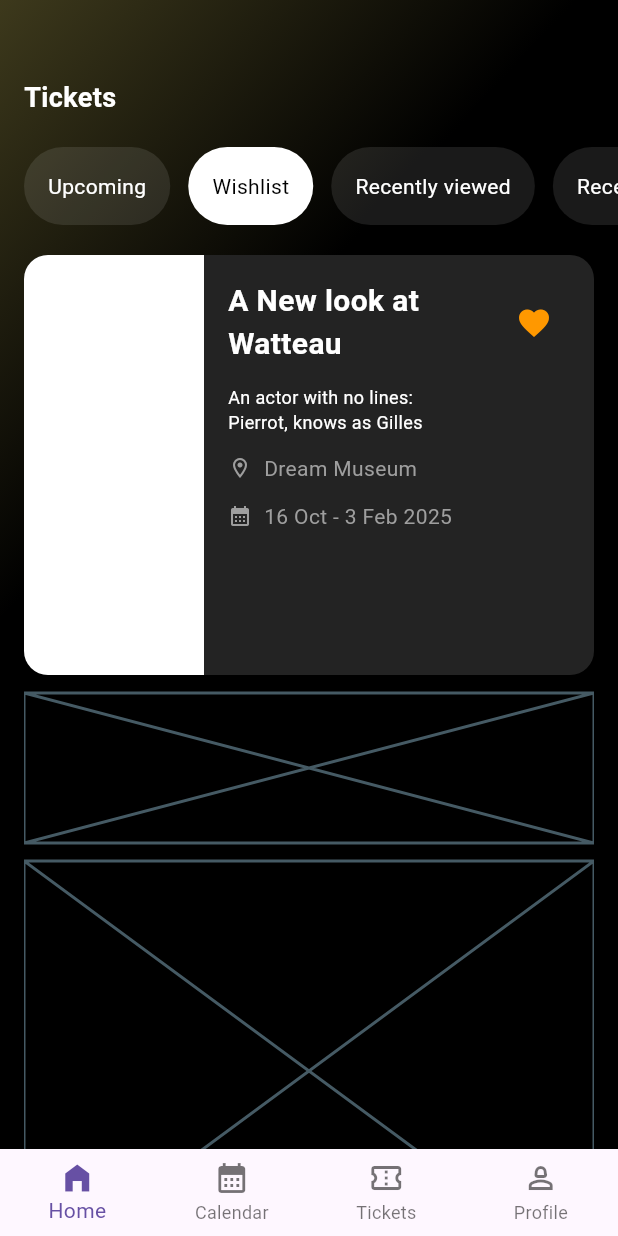
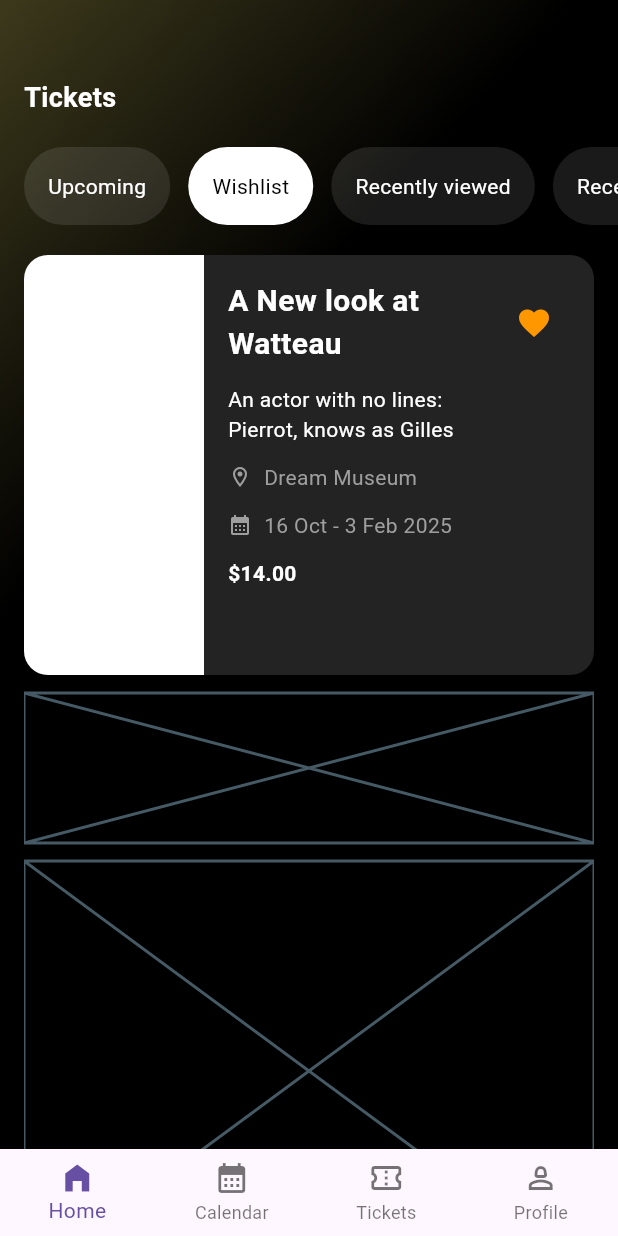
Before and after one commit to JAICHANGPARK/flutter_notebook_chapter_43, a Flutter app: the EventHomePage screen opened directly, on a phone screen of 412 x 824 dp. Run offline on Flutter 3.47's test engine with Material 3 defaults, Android fonts, the phone set to English and light mode, and no system bars; our stand-ins replace gap, hugeicons, percent_indicator.

Commit message:
Update event_home_page.dart

```diff
--- a/lib/ep2186_event_app/ui/event_home_page.dart
+++ b/lib/ep2186_event_app/ui/event_home_page.dart
@@ -174,7 +174,7 @@ class _EventHomePageState extends State<EventHomePage> {
                                           Text(
                                             "An actor with no lines:\nPierrot, knows as Gilles",
                                             style: TextStyle(
-                                              fontSize: 12,
+                                              // fontSize: 12,
                                               color: Colors.white,
                                             ),
                                           ),
@@ -212,6 +212,13 @@ class _EventHomePageState extends State<EventHomePage> {
                                               ),
                                             ],
                                           ),
+                                          Text(
+                                            "\$14.00",
+                                            style: TextStyle(
+                                              color: Colors.white,
+                                              fontWeight: FontWeight.bold,
+                                            ),
+                                          )
                                         ],
                                       ),
                                     ),
```
